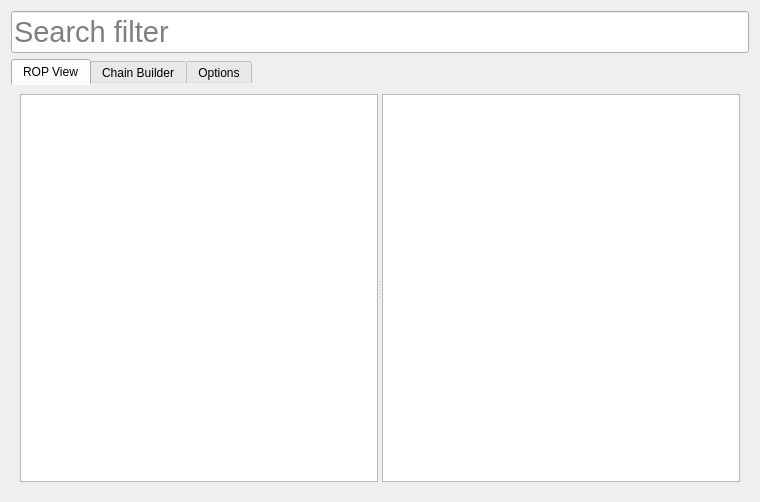
Before: the Qt Designer form modules/ui/mainwindow.ui in elbee-cyber/RopView, drawn with Qt 5.
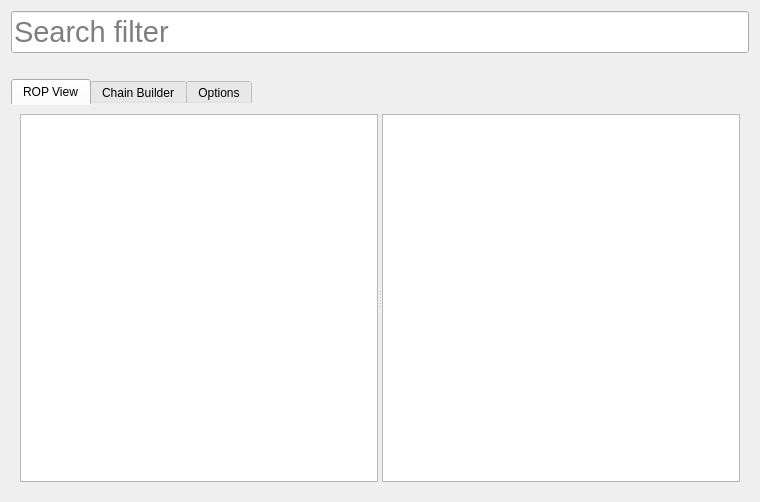
After: the same form once the commit is applied.

Commit message: Added ROP navigation and gadget count to view pane

```diff
--- a/modules/ui/mainwindow.ui
+++ b/modules/ui/mainwindow.ui
@@ -34,6 +34,21 @@
      </property>
     </widget>
    </item>
+   <item>
+    <widget class="QLabel" name="statusLabel">
+     <property name="font">
+      <font>
+       <pointsize>9</pointsize>
+      </font>
+     </property>
+     <property name="text">
+      <string/>
+     </property>
+     <property name="alignment">
+      <set>Qt::AlignRight|Qt::AlignTrailing|Qt::AlignVCenter</set>
+     </property>
+    </widget>
+   </item>
    <item>
     <widget class="QTabWidget" name="tabWidget">
      <property name="enabled">
```
The commit also changes 2 other files.
